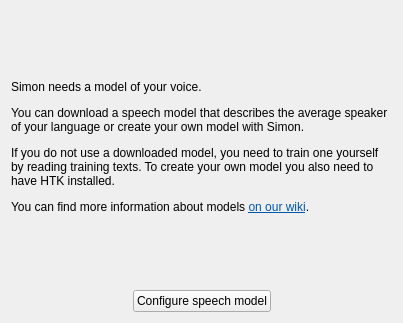
Old version of the form simon/src/firstrunbasemodelconfig.ui in the repository KDE/simon.
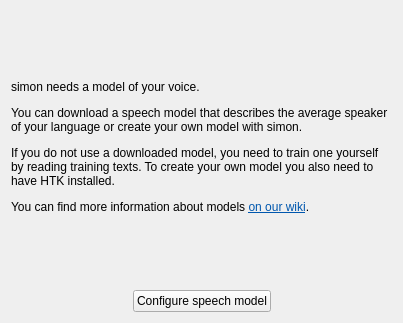
New version of the form. Custom widgets are drawn as their Qt base class.

Commit message: More Simon -> simon changes...

```diff
--- a/simon/src/firstrunbasemodelconfig.ui
+++ b/simon/src/firstrunbasemodelconfig.ui
@@ -21,8 +21,8 @@
 &lt;html&gt;&lt;head&gt;&lt;meta name=&quot;qrichtext&quot; content=&quot;1&quot; /&gt;&lt;style type=&quot;text/css&quot;&gt;
 p, li { white-space: pre-wrap; }
 &lt;/style&gt;&lt;/head&gt;&lt;body style=&quot; font-family:'DejaVu Sans'; font-size:9pt; font-weight:400; font-style:normal;&quot;&gt;
-&lt;p style=&quot; margin-top:12px; margin-bottom:12px; margin-left:0px; margin-right:0px; -qt-block-indent:0; text-indent:0px;&quot;&gt;Simon needs a model of your voice.&lt;/p&gt;
-&lt;p style=&quot; margin-top:12px; margin-bottom:12px; margin-left:0px; margin-right:0px; -qt-block-indent:0; text-indent:0px;&quot;&gt;You can download a speech model that describes the average speaker of your language or create your own model with Simon.&lt;/p&gt;
+&lt;p style=&quot; margin-top:12px; margin-bottom:12px; margin-left:0px; margin-right:0px; -qt-block-indent:0; text-indent:0px;&quot;&gt;simon needs a model of your voice.&lt;/p&gt;
+&lt;p style=&quot; margin-top:12px; margin-bottom:12px; margin-left:0px; margin-right:0px; -qt-block-indent:0; text-indent:0px;&quot;&gt;You can download a speech model that describes the average speaker of your language or create your own model with simon.&lt;/p&gt;
 &lt;p style=&quot; margin-top:12px; margin-bottom:12px; margin-left:0px; margin-right:0px; -qt-block-indent:0; text-indent:0px;&quot;&gt;If you do not use a downloaded model, you need to train one yourself by reading training texts. To create your own model you also need to have HTK installed.&lt;/p&gt;
 &lt;p style=&quot; margin-top:12px; margin-bottom:12px; margin-left:0px; margin-right:0px; -qt-block-indent:0; text-indent:0px;&quot;&gt;You can find more information about models &lt;a href=&quot;\&amp;quot;http://www.simon-listens.org/wiki/index.php/English:_Base_models\&amp;quot;&quot;&gt;&lt;span style=&quot; text-decoration: underline; color:#0057ae;&quot;&gt;on our wiki&lt;/span&gt;&lt;/a&gt;.&lt;/p&gt;&lt;/body&gt;&lt;/html&gt;</string>
      </property>
```
The commit also changes 4 other files.
